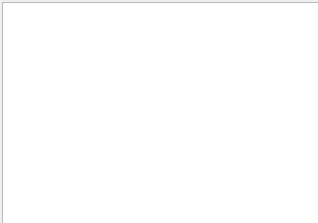
This is loggingwidget.ui in willwright1213/CESSimulator as Qt 5 draws it before an edit. The edited form follows.
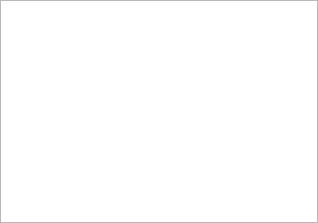
This is the edited form.

```diff
--- a/loggingwidget.ui
+++ b/loggingwidget.ui
@@ -30,16 +30,16 @@
     <number>0</number>
    </property>
    <property name="leftMargin">
-    <number>2</number>
+    <number>0</number>
    </property>
    <property name="topMargin">
-    <number>2</number>
+    <number>0</number>
    </property>
    <property name="rightMargin">
-    <number>2</number>
+    <number>0</number>
    </property>
    <property name="bottomMargin">
-    <number>2</number>
+    <number>0</number>
    </property>
    <item>
     <widget class="QListWidget" name="logs">
```
